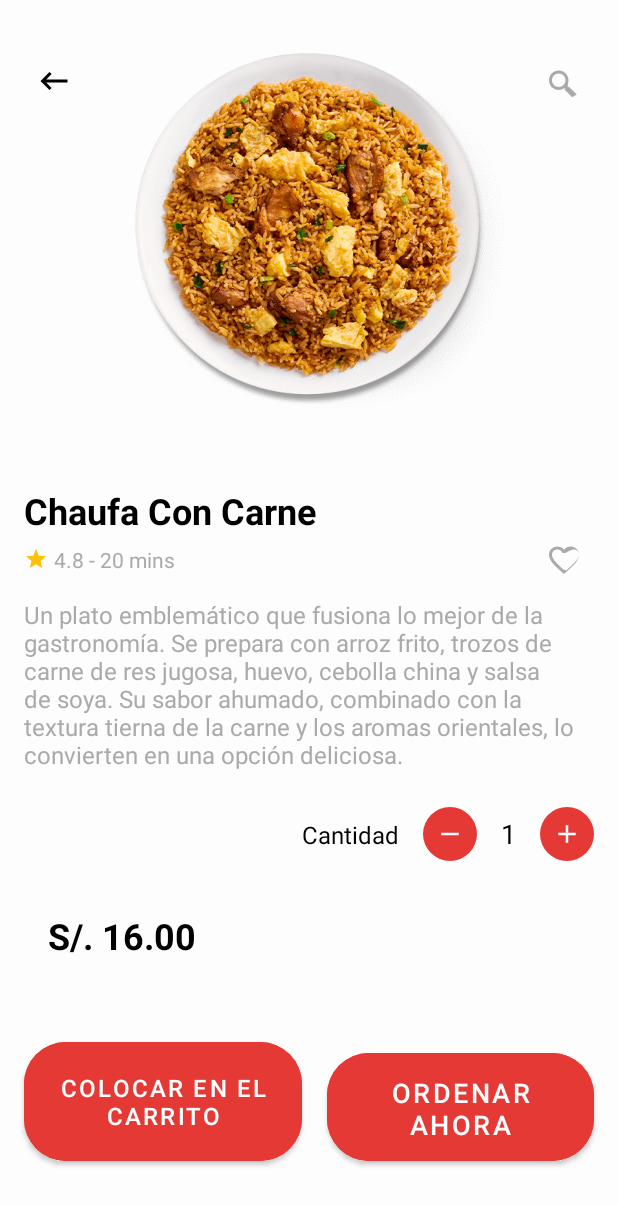
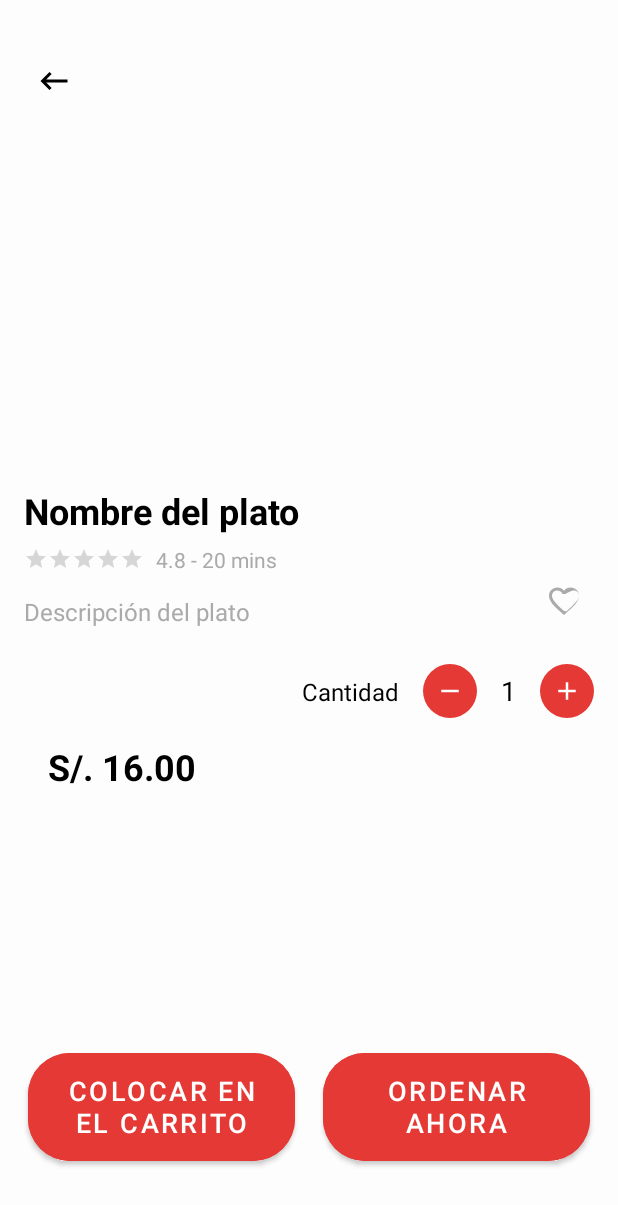
Before and after one commit to Randy939/FUXINGAPP, an Android app: the layout activity_detalle_plato.xml on its own in the app's theme, with its tools: preview values and no code run, on a phone screen of 412 x 824 dp. Shown: the top 1205 px of the screen. Run offline under Robolectric (Android 15) with nearby library versions, the phone set to English and light mode, and no system bars.

```diff
--- a/app/src/main/res/layout/activity_chaufa_carne.xml
+++ b/app/src/main/res/layout/activity_detalle_plato.xml
@@ -6,18 +6,19 @@
     android:layout_width="match_parent"
     android:layout_height="match_parent"
     android:background="#FDFDFD"
-    tools:context=".ChaufaCarneActivity">
+    tools:context=".DetallePlatoActivity">
 
+    <!-- Imagen del plato -->
     <ImageView
         android:id="@+id/imageViewProduct"
         android:layout_width="0dp"
         android:layout_height="300dp"
         android:scaleType="centerCrop"
-        android:src="@drawable/chaufa_carne_placeholder"
         app:layout_constraintTop_toTopOf="parent"
         app:layout_constraintStart_toStartOf="parent"
         app:layout_constraintEnd_toEndOf="parent" />
 
+    <!-- Botón de volver -->
     <ImageButton
         android:id="@+id/imageButtonBack"
         android:layout_width="39dp"
@@ -29,23 +30,9 @@
         android:padding="8dp"
         android:src="@drawable/ic_arrow_back_placeholder"
         app:layout_constraintStart_toStartOf="parent"
-        app:layout_constraintTop_toTopOf="parent"
-        tools:ignore="TouchTargetSizeCheck" />
+        app:layout_constraintTop_toTopOf="parent" />
 
-    <ImageButton
-        android:id="@+id/imageButtonSearch"
-        android:layout_width="wrap_content"
-        android:layout_height="wrap_content"
-        android:layout_marginTop="36dp"
-        android:layout_marginEnd="16dp"
-        android:background="?attr/selectableItemBackgroundBorderless"
-        android:contentDescription="@string/app_name"
-        android:padding="8dp"
-        android:src="@drawable/ic_search_placeholder"
-        app:layout_constraintEnd_toEndOf="parent"
-        app:layout_constraintTop_toTopOf="parent"
-        tools:ignore="TouchTargetSizeCheck" />
-
+    <!-- Título -->
     <TextView
         android:id="@+id/textViewProductName"
         android:layout_width="0dp"
@@ -53,48 +40,55 @@
         android:layout_marginStart="16dp"
         android:layout_marginTop="24dp"
         android:layout_marginEnd="16dp"
-        android:text="Chaufa Con Carne"
+        android:text="Nombre del plato"
         android:textColor="@android:color/black"
         android:textSize="24sp"
         android:textStyle="bold"
-        app:layout_constraintEnd_toEndOf="parent"
+        app:layout_constraintTop_toBottomOf="@id/imageViewProduct"
         app:layout_constraintStart_toStartOf="parent"
-        app:layout_constraintTop_toBottomOf="@+id/imageViewProduct" />
+        app:layout_constraintEnd_toEndOf="parent" />
 
-    <ImageView
-        android:id="@+id/imageViewStar"
-        android:layout_width="16dp"
-        android:layout_height="16dp"
+    <!-- Rating -->
+    <RatingBar
+        android:id="@+id/ratingBarDetalle"
+        android:layout_width="wrap_content"
+        android:layout_height="wrap_content"
         android:layout_marginTop="8dp"
         android:layout_marginStart="16dp"
-        android:src="@drawable/ic_star_filled_placeholder"
-        app:tint="@color/star_gold_placeholder"
-        app:layout_constraintStart_toStartOf="parent"
-        app:layout_constraintTop_toBottomOf="@+id/textViewProductName"/>
+        android:numStars="5"
+        android:stepSize="0.1"
+        android:isIndicator="true"
+        style = "?android:attr/ratingBarStyleSmall"
+        android:theme="@style/RatingBar"
+        app:layout_constraintTop_toBottomOf="@id/textViewProductName"
+        app:layout_constraintStart_toStartOf="parent" />
 
     <TextView
-        android:id="@+id/textViewRating"
+        android:id="@+id/textViewRatingInfo"
         android:layout_width="wrap_content"
         android:layout_height="wrap_content"
-        android:text="4.8"
+        android:layout_marginStart="8dp"
+        android:text="4.8 - 20 mins"
         android:textColor="@android:color/darker_gray"
         android:textSize="14sp"
-        android:layout_marginStart="4dp"
-        app:layout_constraintStart_toEndOf="@id/imageViewStar"
-        app:layout_constraintTop_toTopOf="@id/imageViewStar"
-        app:layout_constraintBottom_toBottomOf="@id/imageViewStar"/>
+        app:layout_constraintStart_toEndOf="@id/ratingBarDetalle"
+        app:layout_constraintTop_toTopOf="@id/ratingBarDetalle"
+        app:layout_constraintBottom_toBottomOf="@id/ratingBarDetalle" />
 
-    <TextView
-        android:id="@+id/textViewDeliveryTime"
+    <!-- Favorito -->
+    <ImageButton
+        android:id="@+id/imageButtonFavorite"
         android:layout_width="wrap_content"
         android:layout_height="wrap_content"
-        android:text=" - 20 mins"
-        android:textColor="@android:color/darker_gray"
-        android:textSize="14sp"
-        app:layout_constraintStart_toEndOf="@id/textViewRating"
-        app:layout_constraintTop_toTopOf="@id/textViewRating"
-        app:layout_constraintBottom_toBottomOf="@id/textViewRating"/>
+        android:layout_marginEnd="16dp"
+        android:background="?attr/selectableItemBackgroundBorderless"
+        android:contentDescription="@string/app_name"
+        android:padding="8dp"
+        android:src="@drawable/ic_heart_outline_placeholder"
+        app:layout_constraintTop_toBottomOf="@id/ratingBarDetalle"
+        app:layout_constraintEnd_toEndOf="parent" />
 
+    <!-- Descripción -->
     <TextView
         android:id="@+id/textViewDescription"
         android:layout_width="0dp"
@@ -102,13 +96,14 @@
         android:layout_marginStart="16dp"
         android:layout_marginTop="16dp"
         android:layout_marginEnd="16dp"
-        android:text="Un plato emblemático que fusiona lo mejor de la gastronomía. Se prepara con arroz frito, trozos de carne de res jugosa, huevo, cebolla china y salsa de soya. Su sabor ahumado, combinado con la textura tierna de la carne y los aromas orientales, lo convierten en una opción deliciosa."
+        android:text="Descripción del plato"
+        app:layout_constraintTop_toBottomOf="@id/ratingBarDetalle"
         android:textColor="@android:color/darker_gray"
         android:textSize="16sp"
-        app:layout_constraintEnd_toEndOf="parent"
         app:layout_constraintStart_toStartOf="parent"
-        app:layout_constraintTop_toBottomOf="@+id/textViewRating" />
+        app:layout_constraintEnd_toEndOf="parent" />
 
+    <!-- Cantidad -->
     <TextView
         android:id="@+id/textViewQuantityLabel"
         android:layout_width="wrap_content"
@@ -117,20 +112,21 @@
         android:textColor="@android:color/black"
         android:textSize="16sp"
         android:layout_marginEnd="16dp"
-        app:layout_constraintBottom_toBottomOf="@+id/linearLayoutQuantitySelector"
+        app:layout_constraintTop_toBottomOf="@id/ratingBarDetalle"
         app:layout_constraintEnd_toStartOf="@+id/linearLayoutQuantitySelector"
-        app:layout_constraintTop_toTopOf="@+id/linearLayoutQuantitySelector" />
+        app:layout_constraintTop_toTopOf="@+id/linearLayoutQuantitySelector"
+        app:layout_constraintBottom_toBottomOf="@+id/linearLayoutQuantitySelector" />
 
     <LinearLayout
         android:id="@+id/linearLayoutQuantitySelector"
         android:layout_width="wrap_content"
         android:layout_height="wrap_content"
         android:orientation="horizontal"
-        android:gravity="center_vertical"
         android:layout_marginTop="24dp"
         android:layout_marginEnd="16dp"
-        app:layout_constraintEnd_toEndOf="parent"
-        app:layout_constraintTop_toBottomOf="@+id/textViewDescription">
+        android:gravity="center_vertical"
+        app:layout_constraintTop_toBottomOf="@+id/textViewDescription"
+        app:layout_constraintEnd_toEndOf="parent">
 
         <ImageButton
             android:id="@+id/imageButtonRemoveQuantity"
@@ -141,8 +137,7 @@
             android:padding="8dp"
             android:scaleType="fitCenter"
             android:src="@drawable/ic_remove_placeholder"
-            app:tint="@android:color/white"
-            tools:ignore="TouchTargetSizeCheck" />
+            app:tint="@android:color/white" />
 
         <TextView
             android:id="@+id/textViewQuantity"
@@ -152,7 +147,7 @@
             android:textColor="@android:color/black"
             android:textSize="18sp"
             android:layout_marginStart="16dp"
-            android:layout_marginEnd="16dp"/>
+            android:layout_marginEnd="16dp" />
 
         <ImageButton
             android:id="@+id/imageButtonAddQuantity"
@@ -163,23 +158,35 @@
             android:padding="8dp"
             android:scaleType="fitCenter"
             android:src="@drawable/ic_add_placeholder"
-            app:tint="@android:color/white"
-            tools:ignore="TouchTargetSizeCheck" />
+            app:tint="@android:color/white" />
     </LinearLayout>
 
+    <!-- Precio -->
+    <TextView
+        android:id="@+id/textViewPrice"
+        android:layout_width="wrap_content"
+        android:layout_height="wrap_content"
+        android:text="S/. 16.00"
+        android:textColor="@android:color/black"
+        android:textSize="24sp"
+        android:textStyle="bold"
+        android:layout_marginStart="32dp"
+        android:layout_marginTop="16dp"
+        app:layout_constraintTop_toBottomOf="@+id/linearLayoutQuantitySelector"
+        app:layout_constraintStart_toStartOf="parent" />
+
+    <!-- Botones inferior -->
     <Button
         android:id="@+id/buttonAddToCart"
-        android:layout_width="185dp"
-        android:layout_height="91dp"
+        android:layout_width="178dp"
+        android:layout_height="84dp"
         android:layout_marginStart="16dp"
-        android:layout_marginEnd="8dp"
+        android:layout_marginEnd="16dp"
         android:layout_marginBottom="44dp"
         android:backgroundTint="@color/red_primary_placeholder"
-        android:paddingTop="14dp"
-        android:paddingBottom="14dp"
         android:text="COLOCAR EN EL CARRITO"
         android:textColor="@android:color/white"
-        android:textSize="16sp"
+        android:textSize="18sp"
         app:cornerRadius="28dp"
         app:layout_constraintBottom_toBottomOf="parent"
         app:layout_constraintEnd_toStartOf="@+id/buttonOrderNow"
@@ -189,12 +196,9 @@
         android:id="@+id/buttonOrderNow"
         android:layout_width="178dp"
         android:layout_height="84dp"
-        android:layout_marginStart="8dp"
         android:layout_marginEnd="16dp"
         android:layout_marginBottom="44dp"
         android:backgroundTint="@color/red_primary_placeholder"
-        android:paddingTop="14dp"
-        android:paddingBottom="14dp"
         android:text="ORDENAR AHORA"
         android:textColor="@android:color/white"
         android:textSize="18sp"
@@ -203,34 +207,4 @@
         app:layout_constraintEnd_toEndOf="parent"
         app:layout_constraintStart_toEndOf="@+id/buttonAddToCart" />
 
-    <TextView
-        android:id="@+id/textViewPrice"
-        android:layout_width="wrap_content"
-        android:layout_height="wrap_content"
-        android:layout_marginStart="32dp"
-        android:layout_marginBottom="16dp"
-        android:text="S/. 16.00"
-        android:textColor="@android:color/black"
-        android:textSize="24sp"
-        android:textStyle="bold"
-        app:layout_constraintBottom_toTopOf="@+id/buttonAddToCart"
-        app:layout_constraintStart_toStartOf="parent"
-        app:layout_constraintTop_toBottomOf="@+id/linearLayoutQuantitySelector"
-        />
-
-    <ImageButton
-        android:id="@+id/imageButtonFavorite"
-        android:layout_width="wrap_content"
-        android:layout_height="wrap_content"
-        android:layout_marginEnd="16dp"
-        android:background="?attr/selectableItemBackgroundBorderless"
-        android:contentDescription="@string/app_name"
-        android:padding="8dp"
-        android:src="@drawable/ic_heart_outline_placeholder"
-        app:layout_constraintBottom_toBottomOf="@+id/textViewDeliveryTime"
-        app:layout_constraintEnd_toEndOf="parent"
-        app:layout_constraintTop_toTopOf="@+id/textViewRating"
-        app:tint="@android:color/darker_gray"
-        tools:ignore="TouchTargetSizeCheck" />
-
 </androidx.constraintlayout.widget.ConstraintLayout>
```
